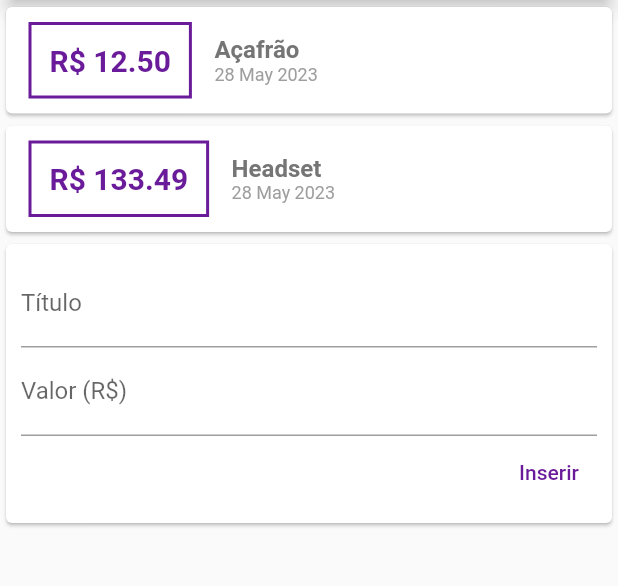
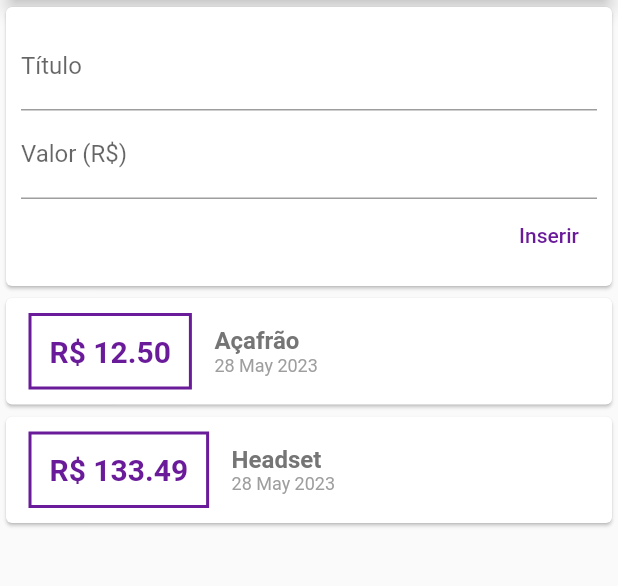
Before and after one commit to AdrianoSantana/flutter-expenses, a Flutter app: the screen it shows after launch, on a phone screen of 412 x 824 dp, the part 119-705 px from its top. Run offline on Flutter 3.47's test engine with Material 2 defaults, Android fonts, the phone set to English and light mode, and no system bars.

```diff
--- a/lib/components/transaction.dart
+++ b/lib/components/transaction.dart
@@ -9,10 +9,13 @@ class TransactionsList extends StatelessWidget {
 
   @override
   Widget build(BuildContext context) {
-    return Column(
-      children: transactions
-          .map(
-            (tr) => Card(
+    return Container(
+      height: 500,
+      child: ListView.builder(
+        itemCount: transactions.length,
+        itemBuilder: (ctx, index) {
+          final tr = transactions[index];
+          return Card(
             child: Row(
               children: [
                 Container(
@@ -58,9 +61,9 @@ class TransactionsList extends StatelessWidget {
                 ),
               ],
             ),
+          );
+        },
       ),
-          )
-          .toList(),
     );
   }
 }
--- a/lib/components/transaction_user.dart
+++ b/lib/components/transaction_user.dart
@@ -37,10 +37,10 @@ class _TransactionUserState extends State<TransactionUser> {
   Widget build(BuildContext context) {
     return Column(
       children: [
-        TransactionsList(transactions: transactions),
         TransactionForm(
           onSubmit: _addTransaction,
-        )
+        ),
+        TransactionsList(transactions: transactions),
       ],
     );
   }
```
Lines whose indentation alone changed are shown as unchanged.
